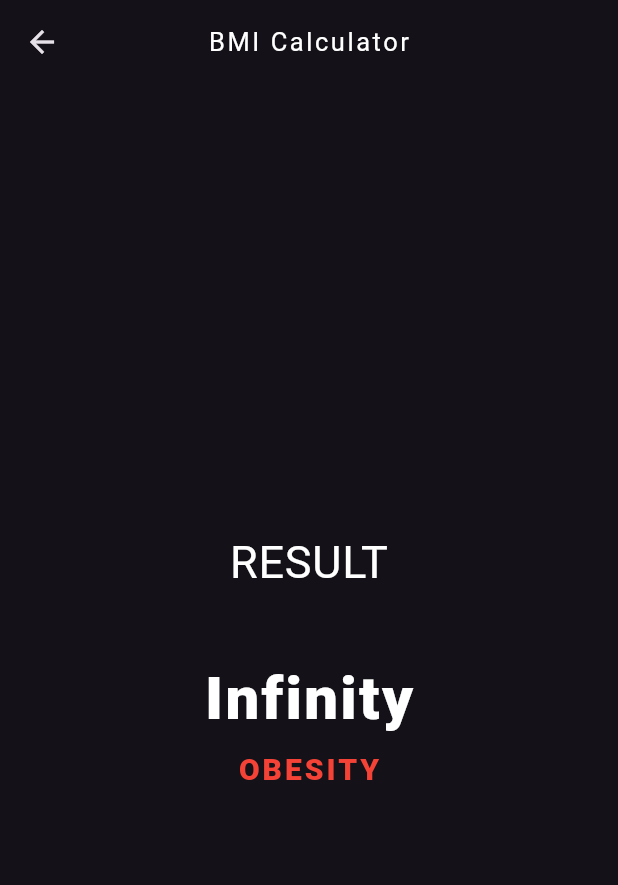
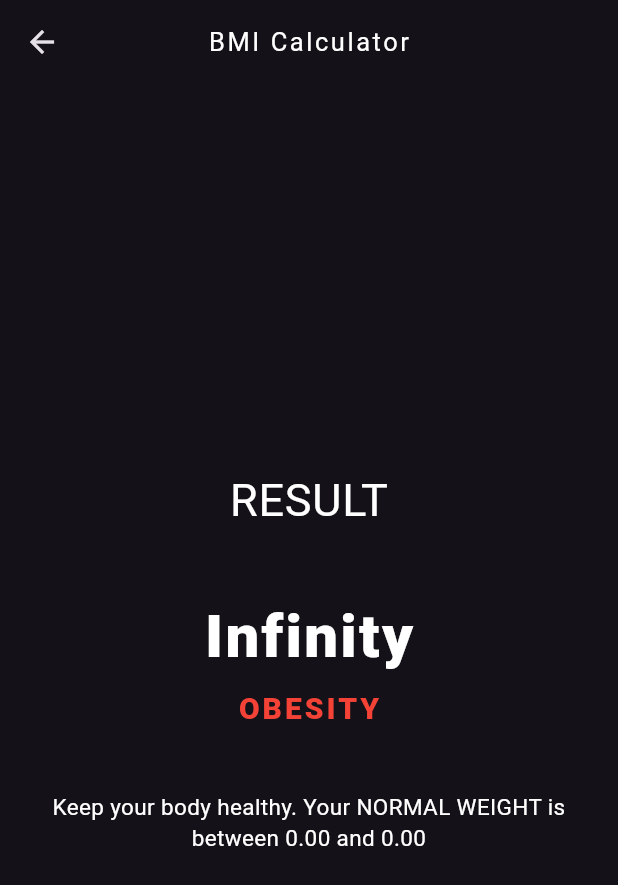
Before and after one commit to adnfutuh/bmi_medium, a Flutter app: the screen it shows after launch, after a tap on "calculate", on a phone screen of 412 x 824 dp. Shown: the top 885 px of the screen. Run offline on Flutter 3.47's test engine with Material 3 defaults, Android fonts, the phone set to English and light mode, and no system bars; our stand-ins replace font_awesome_flutter, math_expressions; Roboto replaces fonts that are missing (Poppins).

Commit message:
feat : finishing

```diff
--- /dev/null
+++ b/lib/models/bmi_conclution.dart
@@ -0,0 +1,7 @@
+import 'package:flutter/material.dart';
+
+class BMIConclution {
+  final String conclution;
+  final TextStyle textStyle;
+  const BMIConclution(this.conclution, this.textStyle);
+}
--- /dev/null
+++ b/lib/models/calculation.dart
@@ -0,0 +1,10 @@
+class Calculation {
+  final double bmiResult;
+  final double lowerNormalBmi;
+  final double upperNormalBmi;
+
+  const Calculation(
+      {required this.bmiResult,
+      required this.lowerNormalBmi,
+      required this.upperNormalBmi});
+}
--- /dev/null
+++ b/lib/models/gender_themedata.dart
@@ -0,0 +1,7 @@
+import 'package:flutter/material.dart';
+
+class GenderThemeData {
+  final Color primaryColor;
+  final Color secondaryColor;
+  GenderThemeData({required this.primaryColor, required this.secondaryColor});
+}
--- a/lib/pages/result_page.dart
+++ b/lib/pages/result_page.dart
@@ -1,3 +1,5 @@
+import 'package:bmi_medium/models/bmi_conclution.dart';
+import 'package:bmi_medium/models/calculation.dart';
 import 'package:flutter/material.dart';
 import 'package:math_expressions/math_expressions.dart';
 
@@ -10,18 +12,31 @@ class ResultPage extends StatelessWidget {
 
   @override
   Widget build(BuildContext context) {
-    double calculate(double weight, double height) {
+    Calculation calculate(double weight, double height) {
       Parser p = Parser();
-      String equation = '${weight.round()}/((${height.round() / 100})^2)';
-      Expression exp = p.parse(equation);
-      double result = exp.evaluate(EvaluationType.REAL, ContextModel());
+      String bmiEquation = '${weight.round()}/((${height.round() / 100})^2)';
+      Expression bmiExp = p.parse(bmiEquation);
+      double bmiResult = bmiExp.evaluate(EvaluationType.REAL, ContextModel());
 
-      return result;
+      String lowerNormalEquation = '18.5*((${height / 100})^2)';
+      Expression lowerNormalExp = p.parse(lowerNormalEquation);
+      double lowerNormalBmi =
+          lowerNormalExp.evaluate(EvaluationType.REAL, ContextModel());
+
+      String upperNormalEquation = '25*((${height / 100})^2)';
+      Expression upperNormalExp = p.parse(upperNormalEquation);
+      double upperNormalBmi =
+          upperNormalExp.evaluate(EvaluationType.REAL, ContextModel());
+
+      return Calculation(
+          bmiResult: bmiResult,
+          lowerNormalBmi: lowerNormalBmi,
+          upperNormalBmi: upperNormalBmi);
     }
 
-    double result = calculate(weight, height);
+    Calculation result = calculate(weight, height);
     BMIConclution conclution() {
-      switch (result) {
+      switch (result.bmiResult) {
         case < 18.5:
           return BMIConclution('UNDERWEIGHT', MyTheme().warningResult);
         case > 18.5 && < 25:
@@ -41,6 +56,8 @@ class ResultPage extends StatelessWidget {
         title: const Text('BMI Calculator'),
       ),
       body: Center(
+        child: Padding(
+          padding: const EdgeInsets.all(10),
           child: Column(
             mainAxisAlignment: MainAxisAlignment.center,
             crossAxisAlignment: CrossAxisAlignment.center,
@@ -53,7 +70,7 @@ class ResultPage extends StatelessWidget {
                 height: 40,
               ),
               Text(
-              result.toStringAsPrecision(3),
+                result.bmiResult.toStringAsPrecision(3),
                 style: MyTheme().valTxtStyle,
               ),
               const SizedBox(
@@ -62,16 +79,18 @@ class ResultPage extends StatelessWidget {
               Text(
                 conclution().conclution,
                 style: conclution().textStyle,
-            )
+              ),
+              const SizedBox(
+                height: 40,
+              ),
+              Text(
+                'Keep your body healthy. Your NORMAL WEIGHT is between ${result.lowerNormalBmi.toStringAsPrecision(3)} and ${result.upperNormalBmi.toStringAsPrecision(3)}',
+                textAlign: TextAlign.center,
+              ),
             ],
+          ),
         ),
       ),
     );
   }
 }
-
-class BMIConclution {
-  final String conclution;
-  final TextStyle textStyle;
-  const BMIConclution(this.conclution, this.textStyle);
-}
--- a/lib/theme/gender_theme.dart
+++ b/lib/theme/gender_theme.dart
@@ -1,6 +1,7 @@
 import 'package:bmi_medium/constans/color.dart';
 import 'package:bmi_medium/constans/gender.dart';
-import 'package:flutter/material.dart';
+
+import '../models/gender_themedata.dart';
 
 class GenderTheme {
   final Gender? gender;
@@ -24,9 +25,3 @@ class GenderTheme {
     }
   }
 }
-
-class GenderThemeData {
-  final Color primaryColor;
-  final Color secondaryColor;
-  GenderThemeData({required this.primaryColor, required this.secondaryColor});
-}
```
Lines whose indentation alone changed are shown as unchanged.
